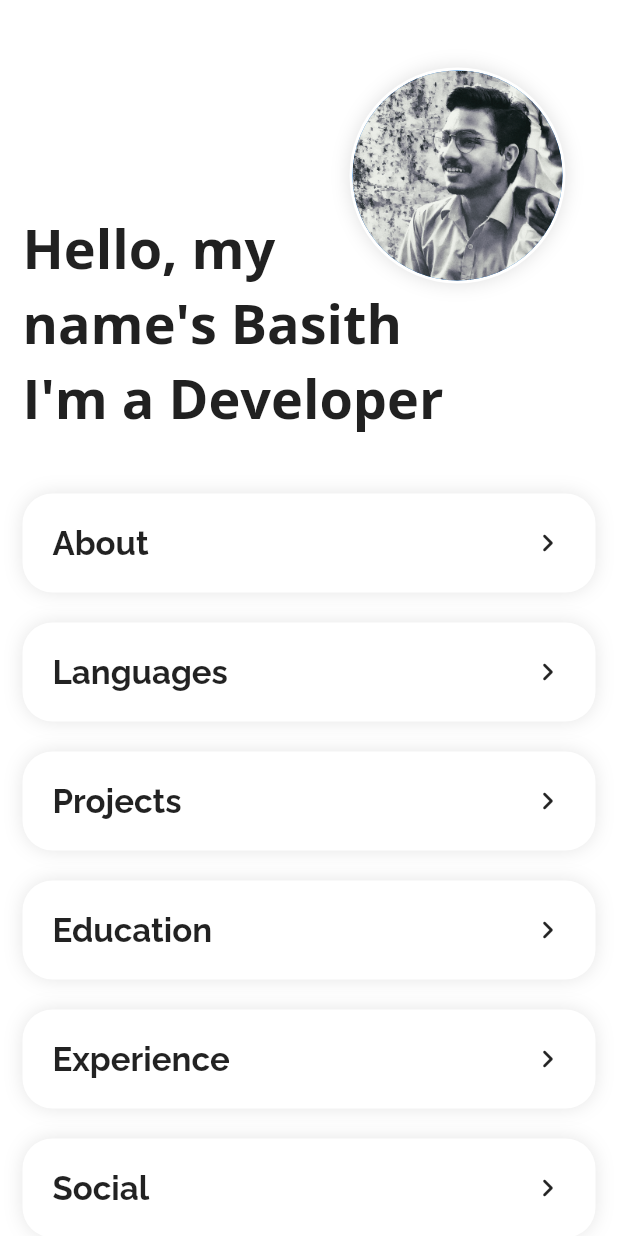
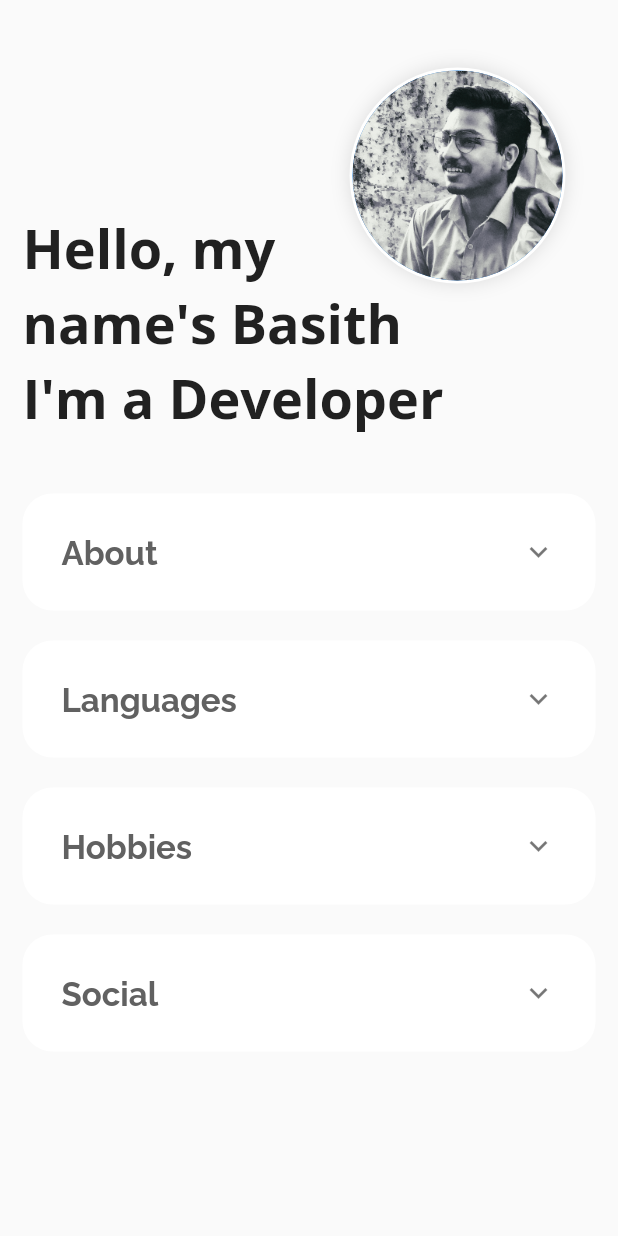
Before and after one commit to Basith-P/Portfolio-BiF, a Flutter app: the screen it shows after launch, on a phone screen of 412 x 824 dp. Run offline on Flutter 3.47's test engine with Material 2 defaults, Android fonts, the phone set to English and light mode, and no system bars; our stand-ins replace google_fonts.

Commit message:
Redesign listtiles

```diff
--- a/lib/main.dart
+++ b/lib/main.dart
@@ -3,7 +3,6 @@ import 'package:flutter/services.dart';
 
 import 'package:google_fonts/google_fonts.dart';
 
-import 'screens/about_screen.dart';
 import 'screens/home_screen.dart';
 
 void main() {
@@ -24,7 +23,7 @@ class MyApp extends StatelessWidget {
       title: 'Portfolio',
       debugShowCheckedModeBanner: false,
       theme: ThemeData.light().copyWith(
-          scaffoldBackgroundColor: Colors.white,
+        scaffoldBackgroundColor: Colors.grey[50],
         textTheme: ThemeData.light().textTheme.copyWith(
               headline1: GoogleFonts.openSans(
                 color: Colors.grey[900],
@@ -32,11 +31,20 @@ class MyApp extends StatelessWidget {
                 fontWeight: FontWeight.bold,
                 height: 1.4,
               ),
+              headline6: GoogleFonts.lato(
+                height: 1.3,
+                fontSize: 18,
+                color: Colors.grey[700],
+              ),
+              headline3: GoogleFonts.raleway(
+                height: 1.3,
+                fontSize: 22,
+                color: Colors.grey[700],
+                fontWeight: FontWeight.bold,
               ),
             ),
-        routes: {
-          '/': (ctx) => const HomeScreen(),
-          AboutScreen.routName: (ctx) => const AboutScreen(),
-        });
+      ),
+      home: HomeScreen(),
+    );
   }
 }
--- a/lib/screens/about_screen.dart
+++ /dev/null
@@ -1,12 +0,0 @@
-import 'package:flutter/material.dart';
-
-class AboutScreen extends StatelessWidget {
-  const AboutScreen({Key? key}) : super(key: key);
-  static const routName = '/about';
-  @override
-  Widget build(BuildContext context) {
-    return Scaffold(
-      appBar: AppBar(),
-    );
-  }
-}
--- a/lib/screens/home_screen.dart
+++ b/lib/screens/home_screen.dart
@@ -1,9 +1,11 @@
+// ignore_for_file: prefer_const_literals_to_create_immutables, prefer_const_constructors
+
 import 'package:flutter/cupertino.dart';
 import 'package:flutter/material.dart';
 import 'package:flutter/painting.dart';
-import 'package:google_fonts/google_fonts.dart';
-import 'package:portfolio_bif/screens/about_screen.dart';
-import 'package:portfolio_bif/screens/widgets/custom_card.dart';
+
+import '/widgets/listTile_text.dart';
+import '/widgets/custom_card.dart';
 
 class HomeScreen extends StatelessWidget {
   const HomeScreen({Key? key}) : super(key: key);
@@ -51,20 +53,49 @@ class HomeScreen extends StatelessWidget {
                   style: Theme.of(context).textTheme.headline1,
                 ),
                 const SizedBox(height: 30),
-              buildCustomCard('About', () => Navigator.pushNamed(context, AboutScreen.routName)),
                 buildCustomCard(
-                  'Languages', () => Navigator.pushNamed(context, AboutScreen.routName)),
-              buildCustomCard('Projects', () => Navigator.pushNamed(context, AboutScreen.routName)),
+                  context,
+                  'About',
+                  [
+                    Text(
+                      'I\'m a developer focused on flutter and a computer science student',
+                      style: Theme.of(context).textTheme.headline6!.copyWith(height: 1.8),
+                    ),
+                  ],
+                ),
                 buildCustomCard(
-                  'Education', () => Navigator.pushNamed(context, AboutScreen.routName)),
+                  context,
+                  'Languages',
+                  [
+                    ListTileText('Flutter'),
+                    ListTileText('Python'),
+                    ListTileText('HTML'),
+                    ListTileText('CSS'),
+                  ],
+                ),
                 buildCustomCard(
-                  'Experience', () => Navigator.pushNamed(context, AboutScreen.routName)),
-              buildCustomCard('Social', () => Navigator.pushNamed(context, AboutScreen.routName)),
-              buildCustomCard('Hobbies', () => Navigator.pushNamed(context, AboutScreen.routName)),
+                  context,
+                  'Hobbies',
+                  [
+                    ListTileText('Reading'),
+                    ListTileText('Make videos'),
+                  ],
+                ),
+                buildCustomCard(
+                  context,
+                  'Social',
+                  [
+                    ListTileText('GitHub'),
+                    ListTileText('LinkedIn'),
+                    ListTileText('Instagram'),
+                    ListTileText('YouTube'),
+                  ],
+                ),
               ],
             ),
           ),
-      )),
+        ),
+      ),
     );
   }
 }
--- a/lib/screens/widgets/custom_card.dart
+++ /dev/null
@@ -1,36 +0,0 @@
-import 'package:flutter/material.dart';
-import 'package:google_fonts/google_fonts.dart';
-
-Widget buildCustomCard(String title, void Function() onTap) {
-  return GestureDetector(
-    child: Container(
-      margin: const EdgeInsets.symmetric(vertical: 10),
-      padding: const EdgeInsets.all(20),
-      decoration: BoxDecoration(
-        color: Colors.white,
-        borderRadius: BorderRadius.circular(20),
-        boxShadow: [
-          BoxShadow(
-            color: Colors.black.withOpacity(.1),
-            blurRadius: 10,
-          )
-        ],
-      ),
-      child: Row(
-        children: [
-          Expanded(
-            child: Text(
-              title,
-              style: GoogleFonts.raleway(
-                fontSize: 22,
-                fontWeight: FontWeight.bold,
-              ),
-            ),
-          ),
-          const Icon(Icons.navigate_next_rounded),
-        ],
-      ),
-    ),
-    onTap: onTap,
-  );
-}
--- /dev/null
+++ b/lib/widgets/custom_card.dart
@@ -0,0 +1,31 @@
+import 'package:flutter/material.dart';
+
+Widget buildCustomCard(BuildContext context, String title, List<Widget> children) {
+  return GestureDetector(
+    child: Container(
+      margin: const EdgeInsets.symmetric(vertical: 10),
+      padding: const EdgeInsets.all(10),
+      decoration: BoxDecoration(
+        color: Colors.white,
+        borderRadius: BorderRadius.circular(20),
+        // boxShadow: [
+        //   BoxShadow(
+        //     color: Colors.black.withOpacity(.1),
+        //     blurRadius: 10,
+        //   )
+        // ],
+      ),
+      child: Theme(
+        data: Theme.of(context).copyWith(dividerColor: Colors.transparent),
+        child: ExpansionTile(
+          title: Text(
+            title,
+            style: Theme.of(context).textTheme.headline3,
+          ),
+          childrenPadding: const EdgeInsets.all(15).copyWith(top: 0),
+          children: children,
+        ),
+      ),
+    ),
+  );
+}
--- /dev/null
+++ b/lib/widgets/listTile_text.dart
@@ -0,0 +1,18 @@
+import 'package:flutter/material.dart';
+
+class ListTileText extends StatelessWidget {
+  final String title;
+
+  ListTileText(this.title);
+
+  @override
+  Widget build(BuildContext context) {
+    return ListTile(
+      // alignment: Alignment.centerLeft,
+      title: Text(
+        title,
+        style: Theme.of(context).textTheme.headline6,
+      ),
+    );
+  }
+}
```
Lines whose indentation alone changed are shown as unchanged.
